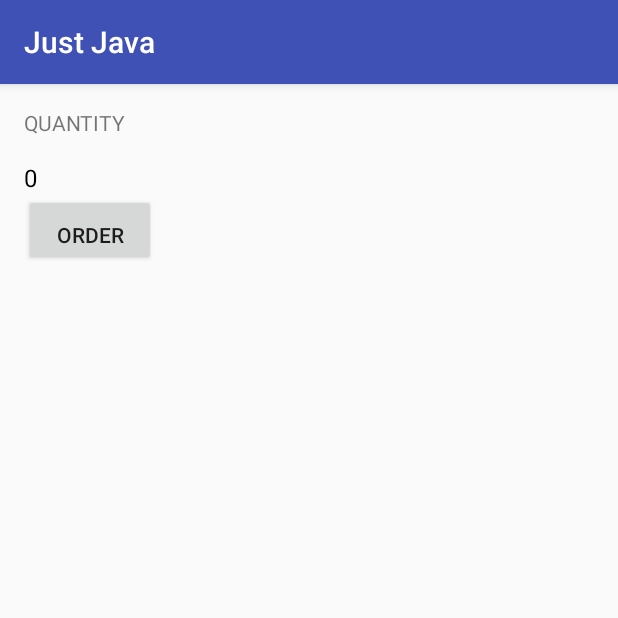
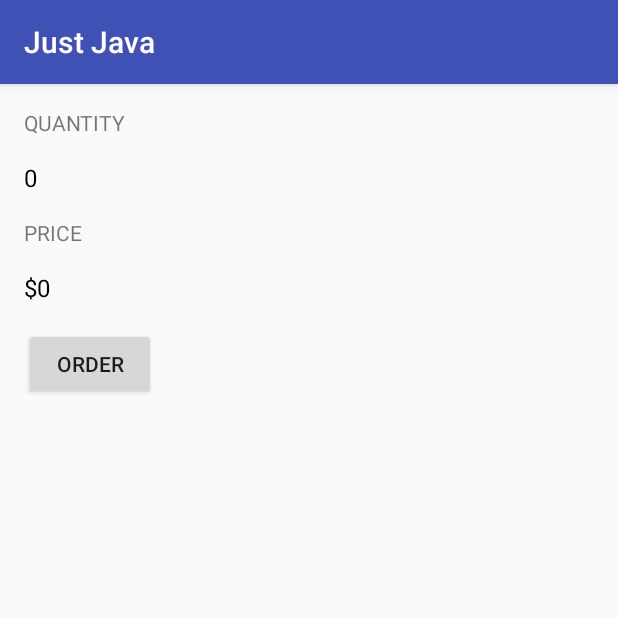
Before and after one commit to ZhourgiePorgie/Android, an Android app: the screen it shows after launch (MainActivity), on a phone screen of 412 x 824 dp, the top half of it. Run offline under Robolectric (Android 15) with nearby library versions, the phone set to English and light mode, and no system bars.

Commit message:
added button press to change display and a price section

```diff
--- a/JustJava/app/src/main/res/layout/activity_main.xml
+++ b/JustJava/app/src/main/res/layout/activity_main.xml
@@ -11,9 +11,9 @@
     <TextView
         android:layout_width="wrap_content"
         android:layout_height="wrap_content"
-        android:text="quantity"
+        android:text="Quantity"
         android:textAllCaps="true"
-        android:paddingBottom="16dp" />
+        android:layout_marginBottom="16dp" />
     <TextView
         android:id="@+id/quantity_text_view"
         android:layout_width="wrap_content"
@@ -21,10 +21,25 @@
         android:text="0"
         android:textSize="16sp"
         android:textColor="@android:color/black" />
+    <TextView
+        android:layout_width="wrap_content"
+        android:layout_height="wrap_content"
+        android:text="Price"
+        android:textAllCaps="true"
+        android:layout_marginTop="16dp"
+        android:layout_marginBottom="16dp" />
+    <TextView
+        android:id="@+id/price_text_view"
+        android:layout_width="wrap_content"
+        android:layout_height="wrap_content"
+        android:text="$0"
+        android:textSize="16sp"
+        android:textColor="@android:color/black" />
     <Button
         android:layout_width="wrap_content"
         android:layout_height="wrap_content"
         android:text="order"
-        android:paddingTop="16dp" />
+        android:layout_marginTop="16dp"
+        android:onClick="submitOrder"/>
 
 </LinearLayout>
```
Also changed, not shown: JustJava/app/src/main/java/com/example/android/justjava/MainActivity.java (+41 -1 lines).
